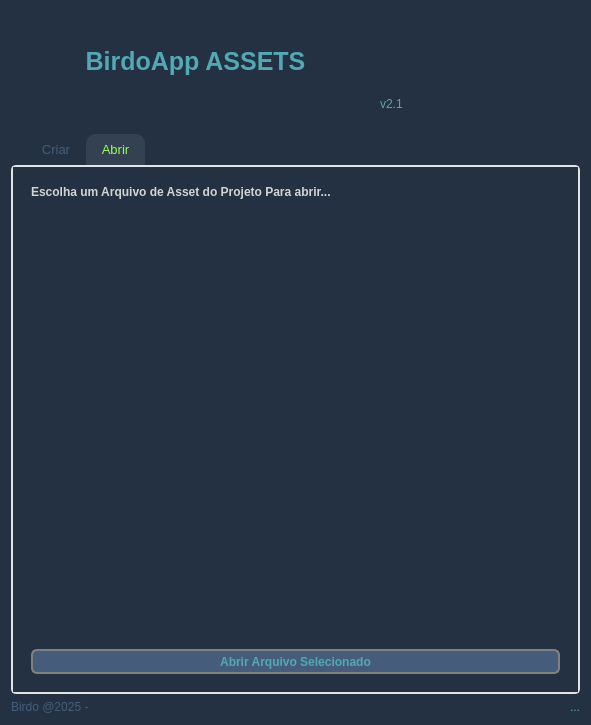
The window that app/plugins/assets/ui/dialog.ui (otmbneto/BirdoApp) describes before a commit, drawn with Qt 5.
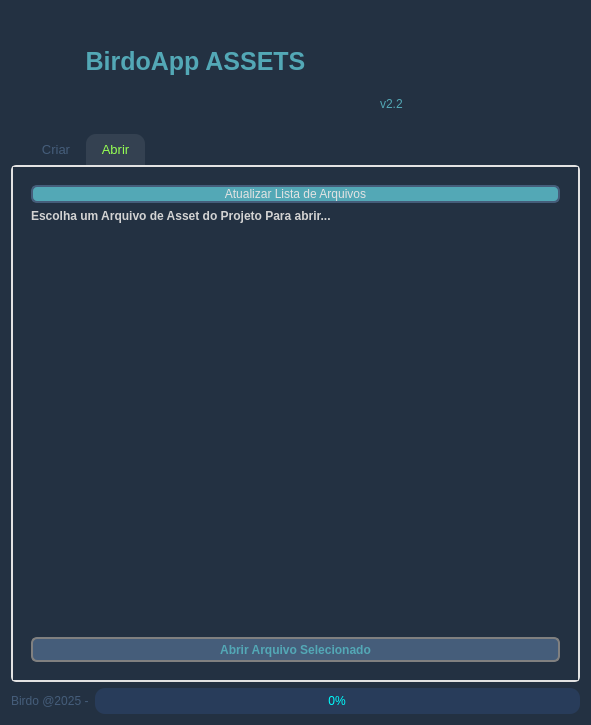
The same window after the commit.

Commit message: melhorei o plugin assets para listar os arquivos de asset de uma forma mais eficiente

Diff of the .ui file:
```diff
--- a/app/plugins/assets/ui/dialog.ui
+++ b/app/plugins/assets/ui/dialog.ui
@@ -269,7 +269,7 @@
 QProgressBar::chunk {
 	border: null;
 	border-radius: 10px;
-	background: green;
+	background: rgb(50, 75, 100);
 }</string>
   </property>
   <property name="sizeGripEnabled">
@@ -344,7 +344,7 @@
         </size>
        </property>
        <property name="text">
-        <string>v2.1</string>
+        <string>v2.2</string>
        </property>
        <property name="alignment">
         <set>Qt::AlignBottom|Qt::AlignJustify</set>
@@ -905,6 +905,13 @@
        <item>
         <widget class="QWidget" name="widget_3" native="true">
          <layout class="QVBoxLayout" name="verticalLayout_4">
+          <item>
+           <widget class="QPushButton" name="pbUpdateList">
+            <property name="text">
+             <string>Atualizar Lista de Arquivos</string>
+            </property>
+           </widget>
+          </item>
           <item>
            <widget class="QLabel" name="label_16">
             <property name="font">
@@ -942,7 +949,10 @@
              <string notr="true">QTreeWidget::item {
 	color: rgb(160, 235, 227);
 }
-</string>
+
+QTreeWidget::item::disabled {
+	color: gray;
+}</string>
             </property>
             <property name="frameShape">
              <enum>QFrame::NoFrame</enum>
@@ -1044,12 +1054,12 @@
       </widget>
      </item>
      <item>
-      <widget class="QLabel" name="label_info">
-       <property name="text">
-        <string>...</string>
+      <widget class="QProgressBar" name="progressBar">
+       <property name="value">
+        <number>0</number>
        </property>
        <property name="alignment">
-        <set>Qt::AlignRight|Qt::AlignTrailing|Qt::AlignVCenter</set>
+        <set>Qt::AlignCenter</set>
        </property>
       </widget>
      </item>
```
The commit also changes 1 other file.
